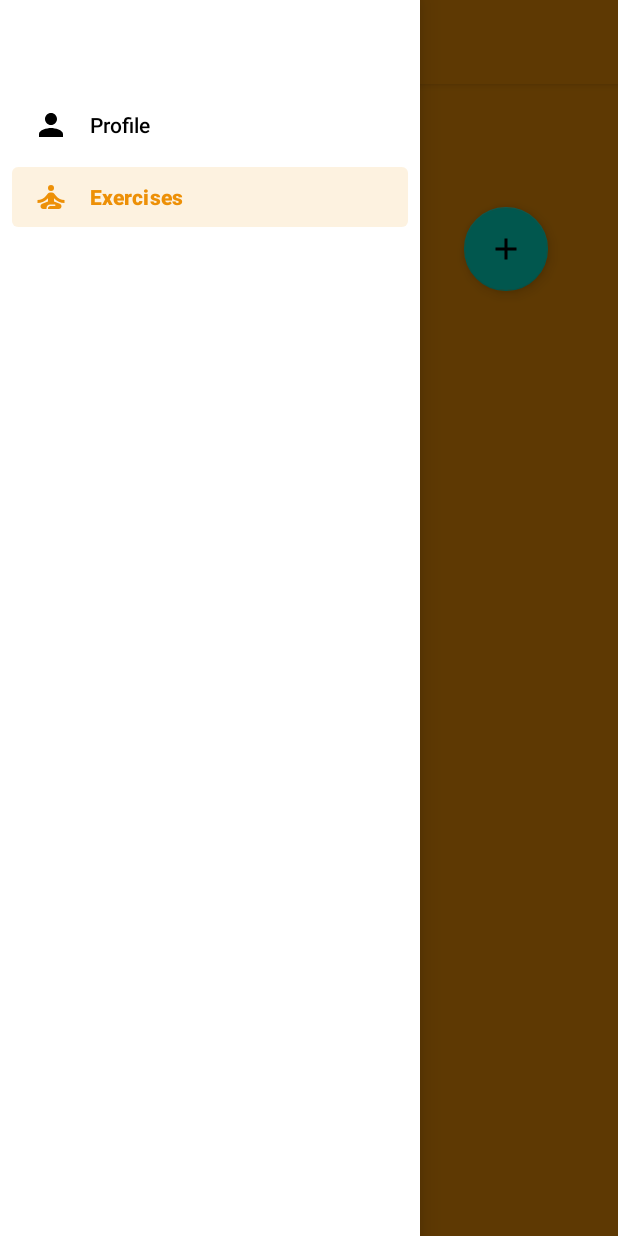
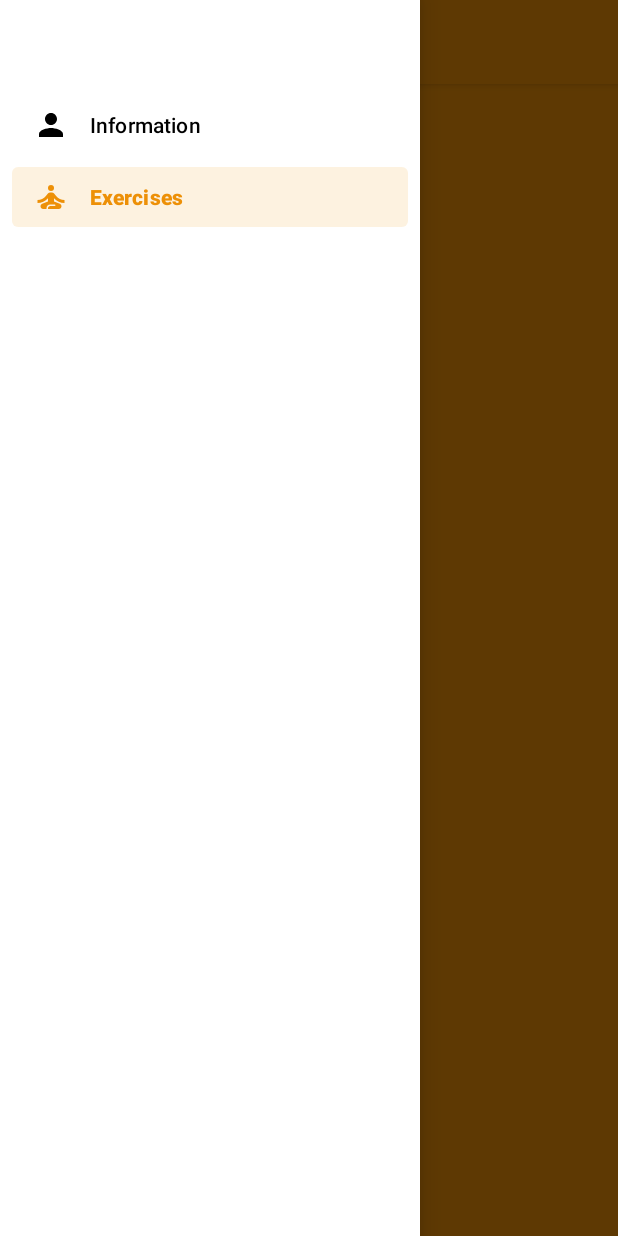
Before and after one commit to MaxEdwards20/Swift, an Android app: the screen it shows after launch (MainActivity), in the side drawer, after a tap on "Exercises", on a phone screen of 412 x 824 dp. Run offline under Robolectric (Android 15) with nearby library versions, the phone set to English and light mode, and no system bars; our stand-ins replace Room's generated code; 1 statement that could not run was skipped.

Commit message:
UI looks good and menu is now working

```diff
--- a/app/src/main/java/com/example/swift/MainActivity.java
+++ b/app/src/main/java/com/example/swift/MainActivity.java
@@ -6,7 +6,7 @@ import androidx.drawerlayout.widget.DrawerLayout;
 import android.os.Bundle;
 
 import com.example.swift.fragments.ExercisesFragment;
-import com.example.swift.models.Profile;
+import com.example.swift.fragments.InformationFragment;
 import com.google.android.material.appbar.MaterialToolbar;
 import com.google.android.material.navigation.NavigationView;
 
@@ -25,30 +25,30 @@ public class MainActivity extends AppCompatActivity {
 
         NavigationView navigationView = findViewById(R.id.navigation_view);
 
+        if (savedInstanceState == null){
+            getSupportFragmentManager().beginTransaction()
+                    .setReorderingAllowed(true)
+                    .replace(R.id.fragment_container, InformationFragment.class, null)
+                    .commit();
+        }
+
         navigationView.setNavigationItemSelectedListener(menuItem -> {
             menuItem.setChecked(true);
-            if (menuItem.getItemId() == R.id.profile) {
+            if (menuItem.getItemId() == R.id.profile_item) {
                 getSupportFragmentManager().beginTransaction()
                         .setReorderingAllowed(true)
-                        .add(R.id.fragment_container, Profile.class, null)
+                        .replace(R.id.fragment_container, InformationFragment.class, null)
                         .commit();
             }
 
-            else if (menuItem.getItemId() == R.id.exerciseDisplay){
+            else if (menuItem.getItemId() == R.id.exercise_item){
                 getSupportFragmentManager().beginTransaction()
                         .setReorderingAllowed(true)
-                        .add(R.id.fragment_container, ExercisesFragment.class, null)
+                        .replace(R.id.fragment_container, ExercisesFragment.class, null)
                         .commit();
             }
             return true;
         });
 
-        if (savedInstanceState == null) {
-            getSupportFragmentManager().beginTransaction()
-                    .setReorderingAllowed(true)
-                    .add(R.id.fragment_container, ExercisesFragment.class, null)
-                    .commit();
-        }
-
     }
 }
--- a/app/src/main/java/com/example/swift/fragments/ExerciseFragment.java
+++ b/app/src/main/java/com/example/swift/fragments/ExerciseFragment.java
@@ -11,8 +11,6 @@ import androidx.lifecycle.ViewModelProvider;
 
 import com.example.swift.R;
 import com.example.swift.viewModels.ExercisesViewModel;
-import com.google.android.material.button.MaterialButton;
-import com.google.android.material.textfield.TextInputEditText;
 
 public class ExerciseFragment extends Fragment {
     public ExerciseFragment(){
@@ -30,8 +28,10 @@ public class ExerciseFragment extends Fragment {
             } else {
                 TextView titleView = view.findViewById(R.id.titleView);
                 TextView bodyView = view.findViewById(R.id.bodyView);
+                TextView setsView = view.findViewById(R.id.setsView);
                 titleView.setText(entry.name);
-                bodyView.setText(entry.description);
+                bodyView.setText(entry.weight);
+                setsView.setText(entry.sets);
             }
         });
 
--- /dev/null
+++ b/app/src/main/java/com/example/swift/fragments/InformationFragment.java
@@ -0,0 +1,9 @@
+package com.example.swift.fragments;
+
+import androidx.fragment.app.Fragment;
+
+import com.example.swift.R;
+
+public class InformationFragment extends Fragment {
+    public InformationFragment(){super(R.layout.fragment_profile);}
+}
--- a/app/src/main/java/com/example/swift/models/Exercise.java
+++ b/app/src/main/java/com/example/swift/models/Exercise.java
@@ -19,7 +19,10 @@ public class Exercise {
     public String name;
 
     @ColumnInfo
-    public String description;
+    public String weight;
+
+    @ColumnInfo
+    public String sets;
 
     @ColumnInfo (name = "created_at")
     public long createdAt;
--- a/app/src/main/res/layout/fragment_exercises.xml
+++ b/app/src/main/res/layout/fragment_exercises.xml
@@ -9,14 +9,26 @@
 
     <TextView
         android:id="@+id/textView2"
-        android:layout_width="382dp"
-        android:layout_height="42dp"
+        android:layout_width="match_parent"
+        android:layout_height="wrap_content"
+        android:layout_marginTop="4dp"
         android:text="Exercises: "
         android:textAlignment="center"
         android:textColor="@color/white"
         android:textSize="18sp"
+        app:layout_constraintEnd_toEndOf="parent"
+        app:layout_constraintHorizontal_bias="0.465"
         app:layout_constraintStart_toStartOf="parent"
         app:layout_constraintTop_toTopOf="parent" />
+
+    <androidx.recyclerview.widget.RecyclerView
+        android:id="@+id/recycler_exercises"
+        android:layout_width="match_parent"
+        android:layout_height="wrap_content"
+        android:layout_marginStart="4dp"
+        android:layout_marginTop="8dp"
+        app:layout_constraintStart_toStartOf="parent"
+        app:layout_constraintTop_toBottomOf="@+id/textView2" />
 
     <com.google.android.material.floatingactionbutton.FloatingActionButton
         android:id="@+id/floating_action_button"
@@ -24,22 +36,12 @@
         android:layout_height="wrap_content"
         android:layout_gravity="bottom|right"
         android:layout_margin="16dp"
-        android:layout_marginTop="24dp"
+        android:layout_marginBottom="16dp"
         app:layout_constraintBottom_toBottomOf="parent"
         app:layout_constraintEnd_toEndOf="parent"
-        app:layout_constraintHorizontal_bias="0.95"
+        app:layout_constraintHorizontal_bias="1.0"
         app:layout_constraintStart_toStartOf="parent"
-        app:layout_constraintTop_toBottomOf="@+id/recycler_exercises"
         app:srcCompat="@drawable/ic_baseline_add_24"
         tools:ignore="ImageContrastCheck,SpeakableTextPresentCheck" />
 
-    <androidx.recyclerview.widget.RecyclerView
-        android:id="@+id/recycler_exercises"
-        android:layout_width="match_parent"
-        android:layout_height="wrap_content"
-        android:layout_marginTop="8dp"
-        app:layout_constraintStart_toStartOf="parent"
-        app:layout_constraintTop_toBottomOf="@+id/textView2" />
-
-
 </androidx.constraintlayout.widget.ConstraintLayout>
--- a/app/src/main/res/menu/drawer_navigation_menu.xml
+++ b/app/src/main/res/menu/drawer_navigation_menu.xml
@@ -1,9 +1,9 @@
 <?xml version="1.0" encoding="utf-8"?>
 <menu xmlns:android="http://schemas.android.com/apk/res/android">
     <group android:checkableBehavior="single">
-        <item android:id="@+id/profile_item" android:title="Profile"
+        <item android:id="@+id/profile_item" android:title="Information" android:checked="true"
             android:icon="@drawable/ic_baseline_person_24"/>
-        <item android:id="@+id/exercise_item" android:title="Exercises" android:checked="true"
+        <item android:id="@+id/exercise_item" android:title="Exercises"
             android:icon="@drawable/upcoming_tasks" />
     </group>
 </menu>
--- a/app/src/main/res/values/colors.xml
+++ b/app/src/main/res/values/colors.xml
@@ -8,7 +8,6 @@
     <color name="black">#FF000000</color>
     <color name="secondary">#DDA655</color>
     <color name="primary">#ED9007</color>
-    <color name="white">#E6D8C3</color>
-
+    <color name="white">#FFFFFF</color>
 
 </resources>
```
Also changed, not shown: app/src/main/java/com/example/swift/fragments/CreateExercisesFragment.java (+7 -4 lines), app/src/main/java/com/example/swift/models/Profile.java (deleted, +0 -9 lines), app/src/main/java/com/example/swift/viewModels/ExercisesViewModel.java (+5 -3 lines), app/src/main/res/layout/exercise_fragment.xml (+43 -9 lines), app/src/main/res/layout/fragment_create_exercise.xml (+23 -5 lines), app/src/main/res/layout/fragment_profile.xml (+25 -22 lines).
